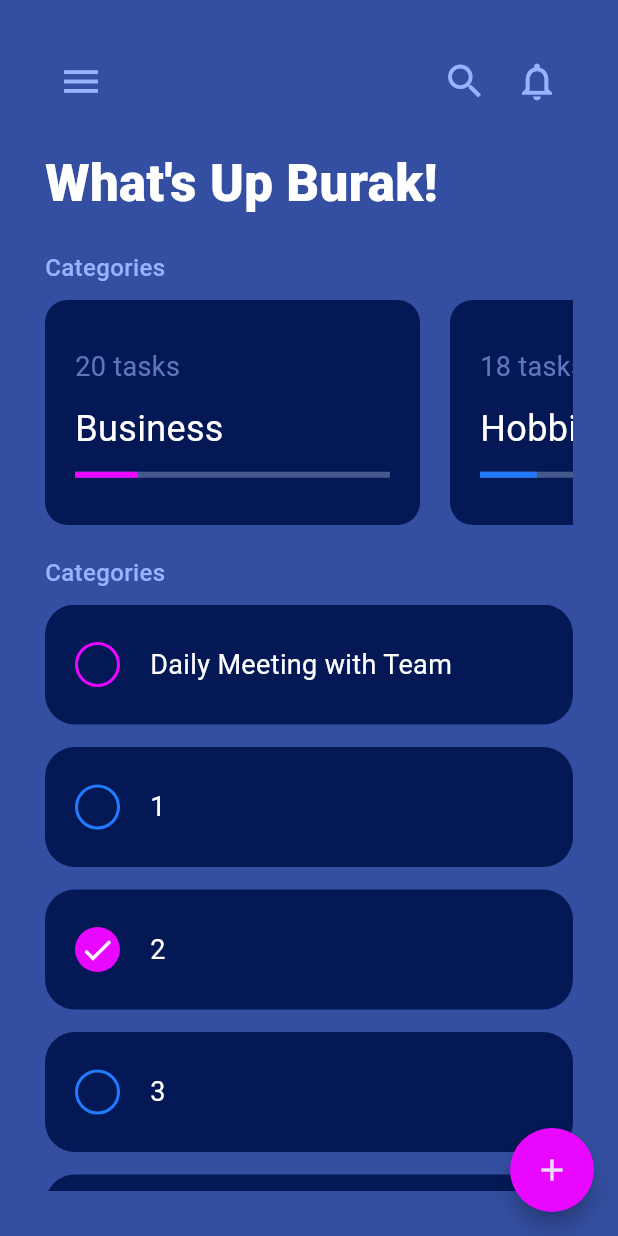
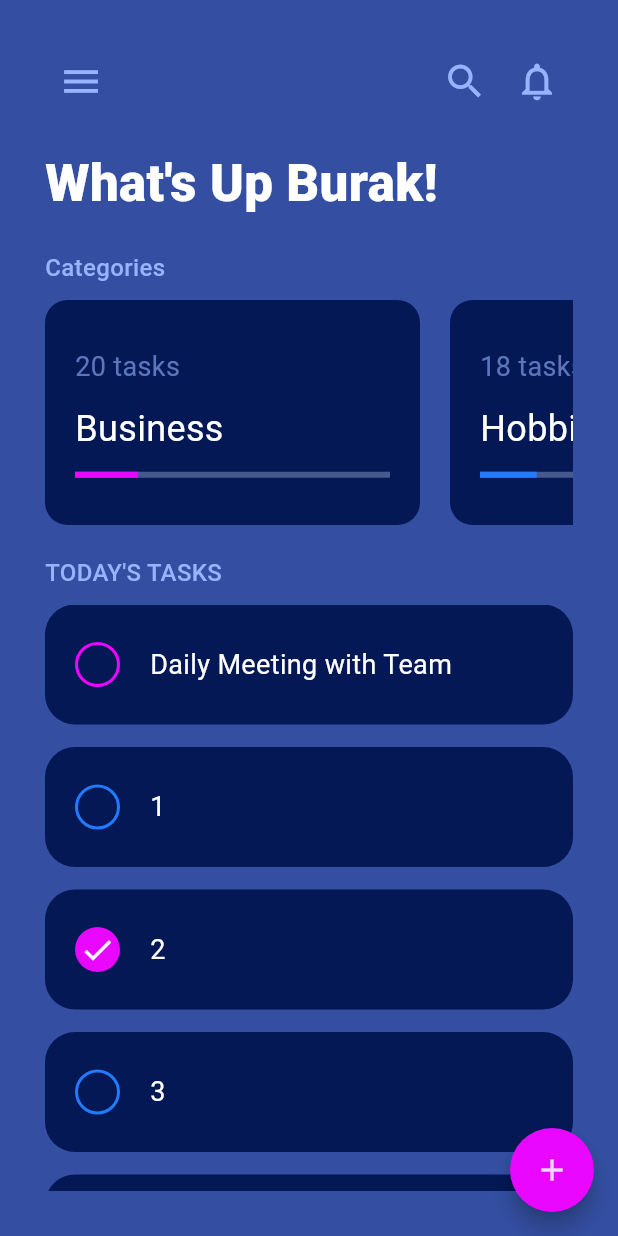
Before and after one commit to burakcevheroglu/Todo-List, a Flutter app: the screen it shows after launch, on a phone screen of 412 x 824 dp. Run offline on Flutter 3.47's test engine with Material 2 defaults, Android fonts, the phone set to English and light mode, and no system bars; our stand-ins replace flutter_riverpod, google_fonts.

Commit message:
some improvements with riverpod

```diff
--- a/lib/categorymodel.dart
+++ b/lib/categorymodel.dart
@@ -1,4 +1,3 @@
-
 class CategoryModel{
   String title;
   int taskCount;
--- a/lib/homepage.dart
+++ b/lib/homepage.dart
@@ -4,6 +4,7 @@ import 'package:todoapp/categorymodel.dart';
 import 'package:todoapp/notemodel.dart';
 
 final categoryProvider = Provider<List<CategoryModel>>((ref) => CategoryModel.getCategories);
+final noteProvider = Provider<List<NoteModel>>((ref) => NoteModel.getNotes);
 
 
 class MyHomePage extends StatelessWidget {
@@ -48,7 +49,7 @@ class MyHomePage extends StatelessWidget {
                   ),
                 ),
                 const SizedBox(height: 20,),
-                Text("Categories",style: TextStyle(color: MyColors().foregroundBlue, fontSize: 16,fontWeight: FontWeight.w500),),
+                Text("TODAY'S TASKS",style: TextStyle(color: MyColors().foregroundBlue, fontSize: 16,fontWeight: FontWeight.w500),),
                 const SizedBox(height: 10,),
                 SingleChildScrollView(
                   child: SizedBox(
@@ -57,6 +58,35 @@ class MyHomePage extends StatelessWidget {
                     child: ListView.builder(
                       itemCount: NoteModel.notes.length,
                       itemBuilder: (context, index){
+                        return NoteCard(index: index);
+                      },
+                    ),
+                  ),
+                )
+
+
+              ],
+            ),
+          ),
+        ),
+      ),
+
+      floatingActionButton: FloatingActionButton(onPressed: (){},shape: RoundedRectangleBorder(borderRadius: BorderRadius.circular(50)),backgroundColor: MyColors().purple,child: const Icon(Icons.add),),
+    );
+  }
+}
+
+class NoteCard extends ConsumerWidget {
+  final int index;
+  const NoteCard({
+    super.key, required this.index
+  });
+
+  @override
+  Widget build(BuildContext context, WidgetRef ref) {
+    final notes = ref.watch(noteProvider);
+
+
     return Container(
       margin: const EdgeInsets.only(bottom: 15),
       height: 80,
@@ -74,29 +104,15 @@ class MyHomePage extends StatelessWidget {
               width: 30,
               decoration: BoxDecoration(
                 borderRadius: BorderRadius.circular(100),
-                                    color: (NoteModel.notes[index].completed) ? ((index%2==0) ? MyColors().purple : MyColors().lightBlue) : null,
-                                    border: (!NoteModel.notes[index].completed) ? Border.all(color: (index%2==0) ? MyColors().purple : MyColors().lightBlue,width: 2) : null
+                color: (notes[index].completed) ? ((index%2==0) ? MyColors().purple : MyColors().lightBlue) : null,
+                border: (!notes[index].completed) ? Border.all(color: (index%2==0) ? MyColors().purple : MyColors().lightBlue,width: 2) : null
               ),
-                                  child: (NoteModel.notes[index].completed) ? const Icon(Icons.check) : null,
+              child: (notes[index].completed) ? const Icon(Icons.check) : null,
             ),
           ),
-                              Expanded(child: Text(NoteModel.notes[index].title,style: const TextStyle(color: Colors.white,fontSize: 18),))
+          Expanded(child: Text(notes[index].title,style: const TextStyle(color: Colors.white,fontSize: 18),))
         ],
       ),
-                        );
-                      },
-                    ),
-                  ),
-                )
-
-
-              ],
-            ),
-          ),
-        ),
-      ),
-
-      floatingActionButton: FloatingActionButton(onPressed: (){},shape: RoundedRectangleBorder(borderRadius: BorderRadius.circular(50)),backgroundColor: MyColors().purple,child: const Icon(Icons.add),),
     );
   }
 }
--- a/lib/notemodel.dart
+++ b/lib/notemodel.dart
@@ -11,7 +11,8 @@ class NoteModel{
     NoteModel(title: '2', description: "same as title", completed: true),
     NoteModel(title: '3', description: "same as title"),
     NoteModel(title: '4', description: "same as title"),
+    NoteModel(title: '5', description: "same as title"),
   ];
 
-  get getNotes => notes;
+  static List<NoteModel> get getNotes => notes;
 }
```
Lines whose indentation alone changed are shown as unchanged.
